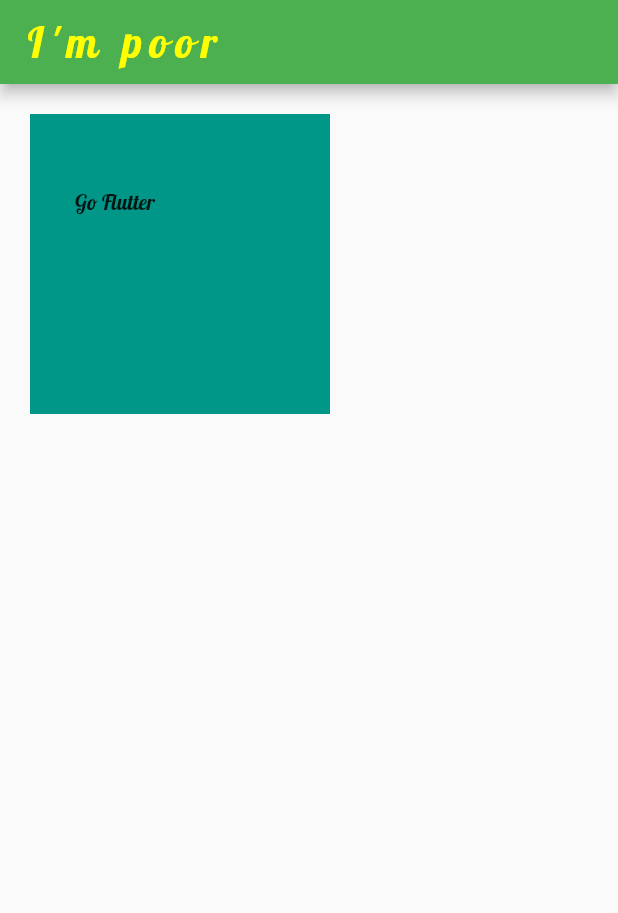
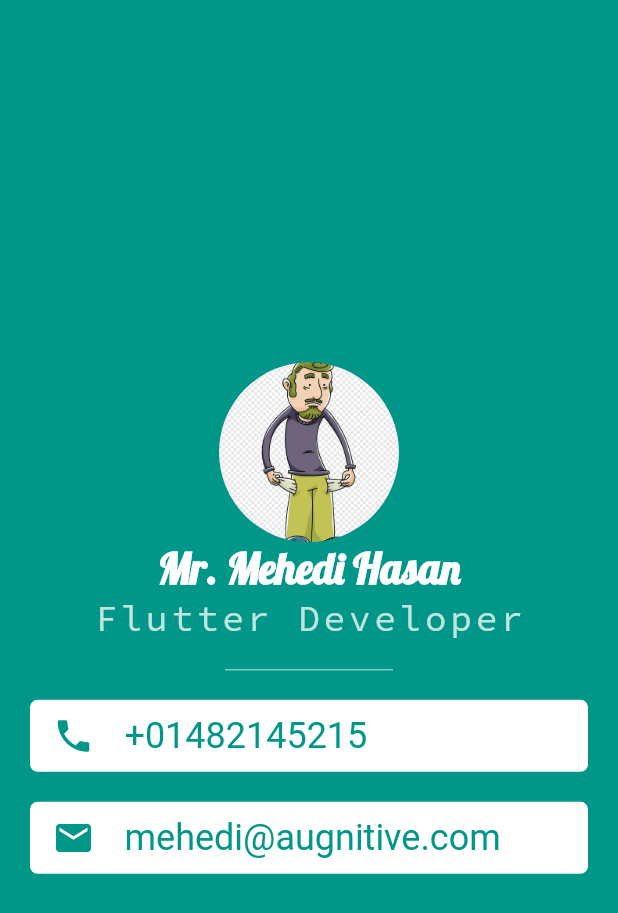
Before and after one commit to jpmehedi/ict-flutter-batch-8, a Flutter app: the screen it shows after launch, on a phone screen of 412 x 824 dp. Shown: the top 913 px of the screen. Run offline on Flutter 3.47's test engine with Material 2 defaults, Android fonts, the light colour scheme and no system bars.

Commit message:
Day-9, Profile Screen

```diff
--- a/lib/main.dart
+++ b/lib/main.dart
@@ -1,5 +1,5 @@
 
-import 'package:demo_project/home_page.dart';
+import 'package:demo_project/profile.dart';
 import 'package:flutter/material.dart';
 
 void main() {
@@ -7,10 +7,11 @@ void main() {
     MaterialApp(
       title: "Demo App",
       debugShowCheckedModeBanner: false,
-      theme: ThemeData(
-        fontFamily: "Lobster"
-      ),
-      home: HomePage()
+      // theme: ThemeData(
+      //   fontFamily: "Lobster"
+      // ),
+      // home: HomePage()
+      home: ProfileScreen(),
     ),
   );
 }
--- /dev/null
+++ b/lib/profile.dart
@@ -0,0 +1,111 @@
+import 'package:flutter/material.dart';
+
+class ProfileScreen extends StatelessWidget {
+  const ProfileScreen({ Key? key }) : super(key: key);
+
+  @override
+  Widget build(BuildContext context) {
+    return Scaffold(
+      backgroundColor: Colors.teal,
+      body: Padding(
+        padding: EdgeInsets.symmetric(horizontal: 20),
+        child: Column(
+          mainAxisAlignment: MainAxisAlignment.center,
+          children: [
+            CircleAvatar(
+              radius: 60,
+              backgroundImage: AssetImage("assets/poor_man.png"),
+            ),
+            Container(
+              child: Text(
+                "Mr. Mehedi Hasan",
+                style: TextStyle(
+                  color: Colors.white,
+                  fontSize: 28,
+                  fontFamily: "Lobster",
+                  fontWeight: FontWeight.w700
+                ),
+              ),
+            ),
+            Text(
+              "Flutter Developer",
+              style: TextStyle(
+                fontSize:24,
+                fontFamily: "SourceCodePro",
+                fontWeight: FontWeight.w500,
+                letterSpacing: 2.5,
+                color: Colors.white.withOpacity(0.75)
+              ),
+            ),
+            Divider(
+              thickness: 1,
+              color: Colors.white.withOpacity(0.50),
+              endIndent: 130,
+              indent: 130,
+              height: 40,
+            ),
+            Container(
+              width: double.infinity,
+              height: 48,
+              padding: EdgeInsets.symmetric(horizontal: 15),
+              decoration: BoxDecoration(
+                color: Colors.white,
+                borderRadius: BorderRadius.circular(5)
+              ),
+              child: Row(
+                children: [
+                  Icon(
+                    Icons.phone,
+                    color: Colors.teal,
+                    size: 28,
+                  ),
+                  SizedBox(
+                    width: 20,
+                  ),
+                  Text(
+                    "+01482145215",
+                    style: TextStyle(
+                      color: Colors.teal,
+                      fontSize: 24
+                    ),
+                  )
+                ],
+              ),
+            ),
+            SizedBox(
+              height: 20,
+            ),
+            Container(
+              width: double.infinity,
+              height: 48,
+              padding: EdgeInsets.symmetric(horizontal: 15),
+              decoration: BoxDecoration(
+                color: Colors.white,
+                borderRadius: BorderRadius.circular(5)
+              ),
+              child: Row(
+                children: [
+                  Icon(
+                    Icons.email,
+                    color: Colors.teal,
+                    size: 28,
+                  ),
+                  SizedBox(
+                    width: 20,
+                  ),
+                  Text(
+                    "mehedi@augnitive.com",
+                    style: TextStyle(
+                      color: Colors.teal,
+                      fontSize: 24
+                    ),
+                  )
+                ],
+              ),
+            )
+          ],
+        ),
+      ),
+    );
+  }
+}
```
